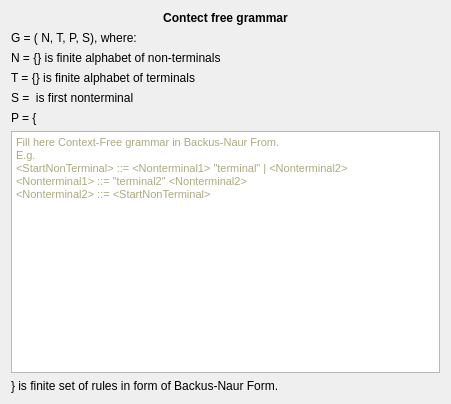
Qt form src/CFG/cfgwidget.ui (navrkald/regularConvertor) before a commit.
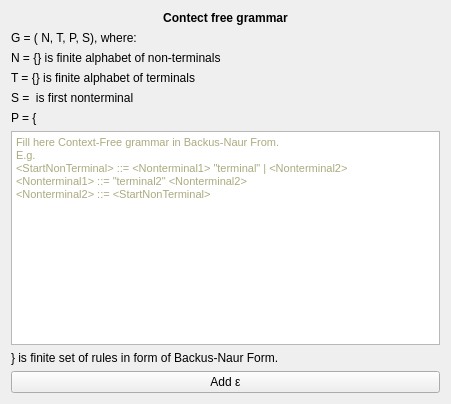
The same form after that commit.

Commit message: Enable to add epsilon rules to CFG.

```diff
--- a/src/CFG/cfgwidget.ui
+++ b/src/CFG/cfgwidget.ui
@@ -103,6 +103,13 @@
          </property>
         </widget>
        </item>
+       <item>
+        <widget class="QPushButton" name="m_addEpsilonButton">
+         <property name="text">
+          <string>Add ε</string>
+         </property>
+        </widget>
+       </item>
       </layout>
      </item>
     </layout>
```
The commit also changes 4 other files.
